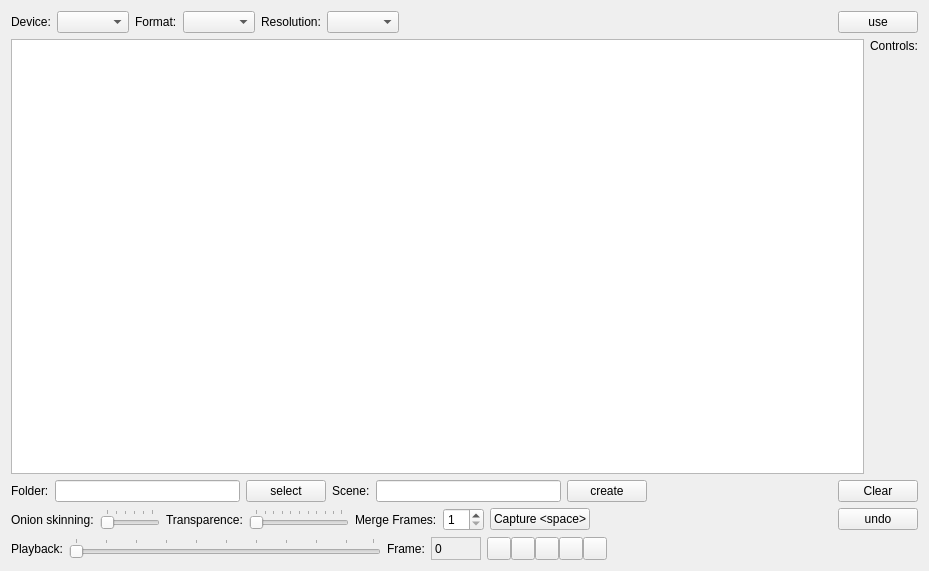
The window that video/StopMoCap/trunk/stopmocap.ui (pfedick/openstopmotion) describes before a commit, drawn with Qt 5.
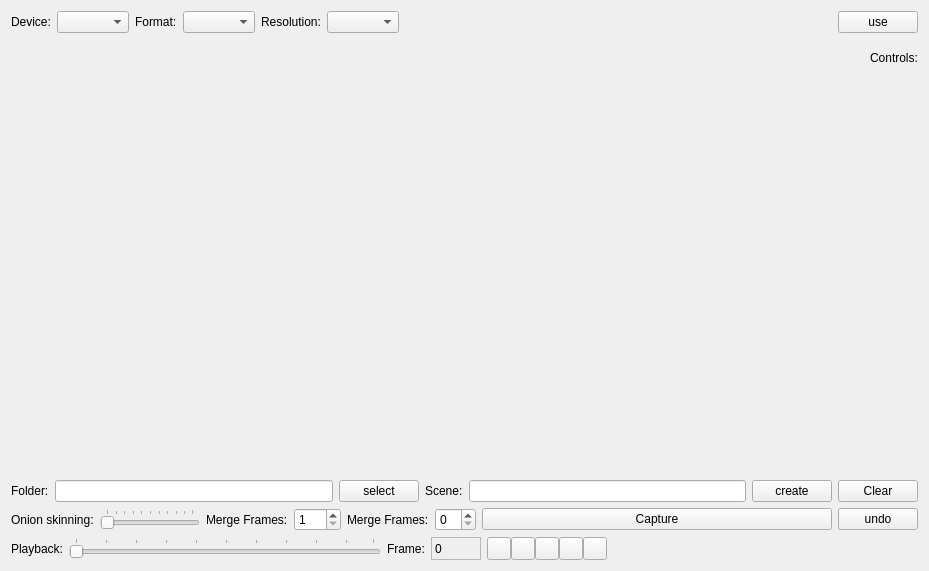
The same window after the commit. Icons and pictures are not drawn.

The edit to the form file:
```diff
--- a/video/StopMoCap/trunk/stopmocap.ui
+++ b/video/StopMoCap/trunk/stopmocap.ui
@@ -73,37 +73,179 @@
     </layout>
    </item>
    <item>
-    <layout class="QHBoxLayout" name="horizontalLayout_2">
+    <layout class="QGridLayout" name="gridLayout">
      <property name="topMargin">
-      <number>0</number>
+      <number>9</number>
      </property>
-     <item>
-      <widget class="QGraphicsView" name="graphicsView"/>
+     <item row="0" column="0">
+      <spacer name="horizontalSpacer_2">
+       <property name="orientation">
+        <enum>Qt::Horizontal</enum>
+       </property>
+       <property name="sizeHint" stdset="0">
+        <size>
+         <width>40</width>
+         <height>20</height>
+        </size>
+       </property>
+      </spacer>
      </item>
-     <item>
+     <item row="0" column="1">
+      <widget class="QLabel" name="label_11">
+       <property name="sizePolicy">
+        <sizepolicy hsizetype="Preferred" vsizetype="Fixed">
+         <horstretch>0</horstretch>
+         <verstretch>0</verstretch>
+        </sizepolicy>
+       </property>
+       <property name="text">
+        <string>Controls:</string>
+       </property>
+       <property name="alignment">
+        <set>Qt::AlignLeading|Qt::AlignLeft|Qt::AlignTop</set>
+       </property>
+      </widget>
+     </item>
+     <item row="1" column="0">
+      <widget class="QLabel" name="viewer">
+       <property name="sizePolicy">
+        <sizepolicy hsizetype="Ignored" vsizetype="Ignored">
+         <horstretch>0</horstretch>
+         <verstretch>0</verstretch>
+        </sizepolicy>
+       </property>
+       <property name="palette">
+        <palette>
+         <active>
+          <colorrole role="Button">
+           <brush brushstyle="SolidPattern">
+            <color alpha="255">
+             <red>0</red>
+             <green>0</green>
+             <blue>0</blue>
+            </color>
+           </brush>
+          </colorrole>
+          <colorrole role="Base">
+           <brush brushstyle="SolidPattern">
+            <color alpha="255">
+             <red>252</red>
+             <green>252</green>
+             <blue>252</blue>
+            </color>
+           </brush>
+          </colorrole>
+          <colorrole role="Window">
+           <brush brushstyle="SolidPattern">
+            <color alpha="255">
+             <red>0</red>
+             <green>0</green>
+             <blue>0</blue>
+            </color>
+           </brush>
+          </colorrole>
+         </active>
+         <inactive>
+          <colorrole role="Button">
+           <brush brushstyle="SolidPattern">
+            <color alpha="255">
+             <red>0</red>
+             <green>0</green>
+             <blue>0</blue>
+            </color>
+           </brush>
+          </colorrole>
+          <colorrole role="Base">
+           <brush brushstyle="SolidPattern">
+            <color alpha="255">
+             <red>252</red>
+             <green>252</green>
+             <blue>252</blue>
+            </color>
+           </brush>
+          </colorrole>
+          <colorrole role="Window">
+           <brush brushstyle="SolidPattern">
+            <color alpha="255">
+             <red>0</red>
+             <green>0</green>
+             <blue>0</blue>
+            </color>
+           </brush>
+          </colorrole>
+         </inactive>
+         <disabled>
+          <colorrole role="Button">
+           <brush brushstyle="SolidPattern">
+            <color alpha="255">
+             <red>0</red>
+             <green>0</green>
+             <blue>0</blue>
+            </color>
+           </brush>
+          </colorrole>
+          <colorrole role="Base">
+           <brush brushstyle="SolidPattern">
+            <color alpha="255">
+             <red>0</red>
+             <green>0</green>
+             <blue>0</blue>
+            </color>
+           </brush>
+          </colorrole>
+          <colorrole role="Window">
+           <brush brushstyle="SolidPattern">
+            <color alpha="255">
+             <red>0</red>
+             <green>0</green>
+             <blue>0</blue>
+            </color>
+           </brush>
+          </colorrole>
+         </disabled>
+        </palette>
+       </property>
+       <property name="frameShape">
+        <enum>QFrame::NoFrame</enum>
+       </property>
+       <property name="frameShadow">
+        <enum>QFrame::Sunken</enum>
+       </property>
+       <property name="text">
+        <string/>
+       </property>
+       <property name="textFormat">
+        <enum>Qt::LogText</enum>
+       </property>
+       <property name="scaledContents">
+        <bool>false</bool>
+       </property>
+      </widget>
+     </item>
+     <item row="1" column="1">
       <layout class="QVBoxLayout" name="verticalLayout_2">
        <property name="leftMargin">
         <number>0</number>
        </property>
-       <item>
-        <widget class="QLabel" name="label_11">
-         <property name="sizePolicy">
-          <sizepolicy hsizetype="Preferred" vsizetype="Fixed">
-           <horstretch>0</horstretch>
-           <verstretch>0</verstretch>
-          </sizepolicy>
-         </property>
-         <property name="text">
-          <string>Controls:</string>
-         </property>
-         <property name="alignment">
-          <set>Qt::AlignLeading|Qt::AlignLeft|Qt::AlignTop</set>
-         </property>
-        </widget>
-       </item>
+       <property name="bottomMargin">
+        <number>5</number>
+       </property>
        <item>
         <widget class="QWidget" name="controlWidget" native="true"/>
        </item>
+       <item>
+        <spacer name="verticalSpacer">
+         <property name="orientation">
+          <enum>Qt::Vertical</enum>
+         </property>
+         <property name="sizeHint" stdset="0">
+          <size>
+           <width>20</width>
+           <height>40</height>
+          </size>
+         </property>
+        </spacer>
+       </item>
       </layout>
      </item>
     </layout>
@@ -121,7 +263,11 @@
       </widget>
      </item>
      <item>
-      <widget class="QLineEdit" name="lineEdit"/>
+      <widget class="QLineEdit" name="captureDir">
+       <property name="readOnly">
+        <bool>true</bool>
+       </property>
+      </widget>
      </item>
      <item>
       <widget class="QPushButton" name="pushButton_3">
@@ -153,19 +299,6 @@
        </property>
       </widget>
      </item>
-     <item>
-      <spacer name="horizontalSpacer_3">
-       <property name="orientation">
-        <enum>Qt::Horizontal</enum>
-       </property>
-       <property name="sizeHint" stdset="0">
-        <size>
-         <width>40</width>
-         <height>20</height>
-        </size>
-       </property>
-      </spacer>
-     </item>
      <item>
       <widget class="QPushButton" name="pushButton_4">
        <property name="text">
@@ -188,42 +321,7 @@
       </widget>
      </item>
      <item>
-      <widget class="QSlider" name="horizontalSlider">
-       <property name="maximumSize">
-        <size>
-         <width>60</width>
-         <height>16777215</height>
-        </size>
-       </property>
-       <property name="maximum">
-        <number>5</number>
-       </property>
-       <property name="pageStep">
-        <number>1</number>
-       </property>
-       <property name="orientation">
-        <enum>Qt::Horizontal</enum>
-       </property>
-       <property name="invertedControls">
-        <bool>false</bool>
-       </property>
-       <property name="tickPosition">
-        <enum>QSlider::TicksAbove</enum>
-       </property>
-       <property name="tickInterval">
-        <number>1</number>
-       </property>
-      </widget>
-     </item>
-     <item>
-      <widget class="QLabel" name="label_5">
-       <property name="text">
-        <string>Transparence:</string>
-       </property>
-      </widget>
-     </item>
-     <item>
-      <widget class="QSlider" name="horizontalSlider_2">
+      <widget class="QSlider" name="onionSkinning">
        <property name="maximumSize">
         <size>
          <width>100</width>
@@ -251,30 +349,49 @@
         <number>1</number>
        </property>
        <property name="maximum">
+        <number>100</number>
+       </property>
+      </widget>
+     </item>
+     <item>
+      <widget class="QLabel" name="label_12">
+       <property name="text">
+        <string>Merge Frames:</string>
+       </property>
+      </widget>
+     </item>
+     <item>
+      <widget class="QSpinBox" name="skipFrames">
+       <property name="minimum">
+        <number>0</number>
+       </property>
+       <property name="maximum">
         <number>10</number>
        </property>
+       <property name="value">
+        <number>0</number>
+       </property>
       </widget>
      </item>
      <item>
-      <widget class="QPushButton" name="pushButton">
+      <widget class="QPushButton" name="captureButton">
+       <property name="sizePolicy">
+        <sizepolicy hsizetype="Expanding" vsizetype="Fixed">
+         <horstretch>0</horstretch>
+         <verstretch>0</verstretch>
+        </sizepolicy>
+       </property>
        <property name="text">
-        <string>Capture &lt;space&gt;</string>
+        <string>Capture</string>
+       </property>
+       <property name="autoDefault">
+        <bool>true</bool>
+       </property>
+       <property name="default">
+        <bool>false</bool>
        </property>
       </widget>
      </item>
-     <item>
-      <spacer name="horizontalSpacer_2">
-       <property name="orientation">
-        <enum>Qt::Horizontal</enum>
-       </property>
-       <property name="sizeHint" stdset="0">
-        <size>
-         <width>40</width>
-         <height>20</height>
-        </size>
-       </property>
-      </spacer>
-     </item>
      <item>
       <widget class="QPushButton" name="pushButton_2">
        <property name="text">
```
Left out of the diff: 4 changed lines with no effect on the pictures.
